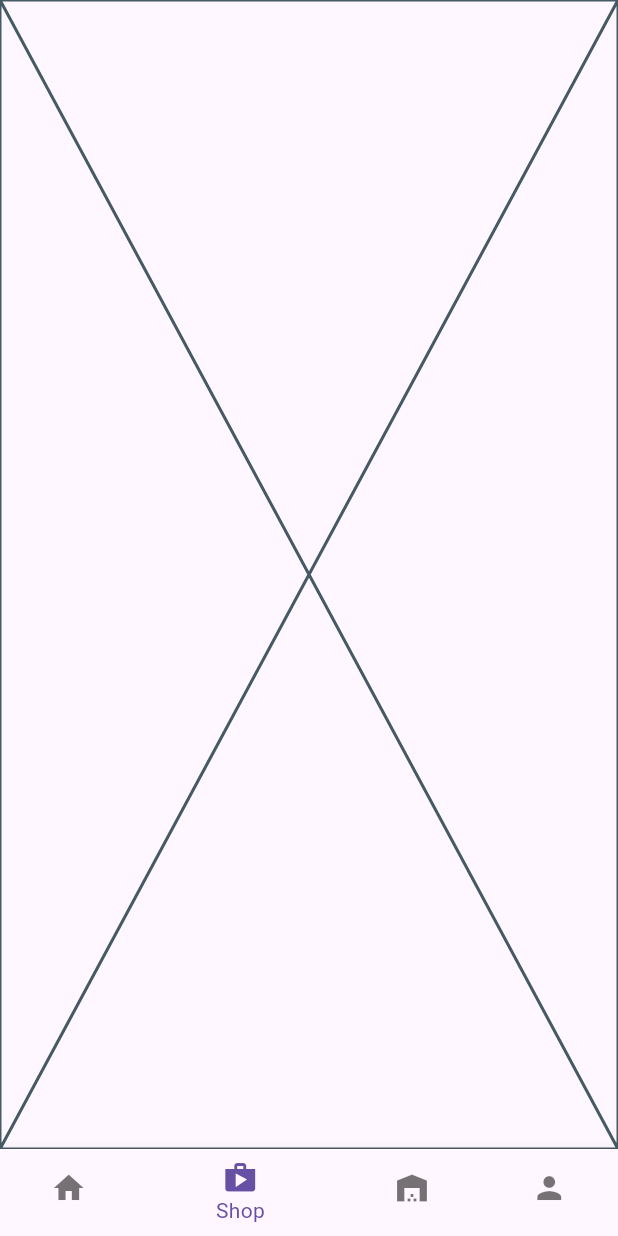
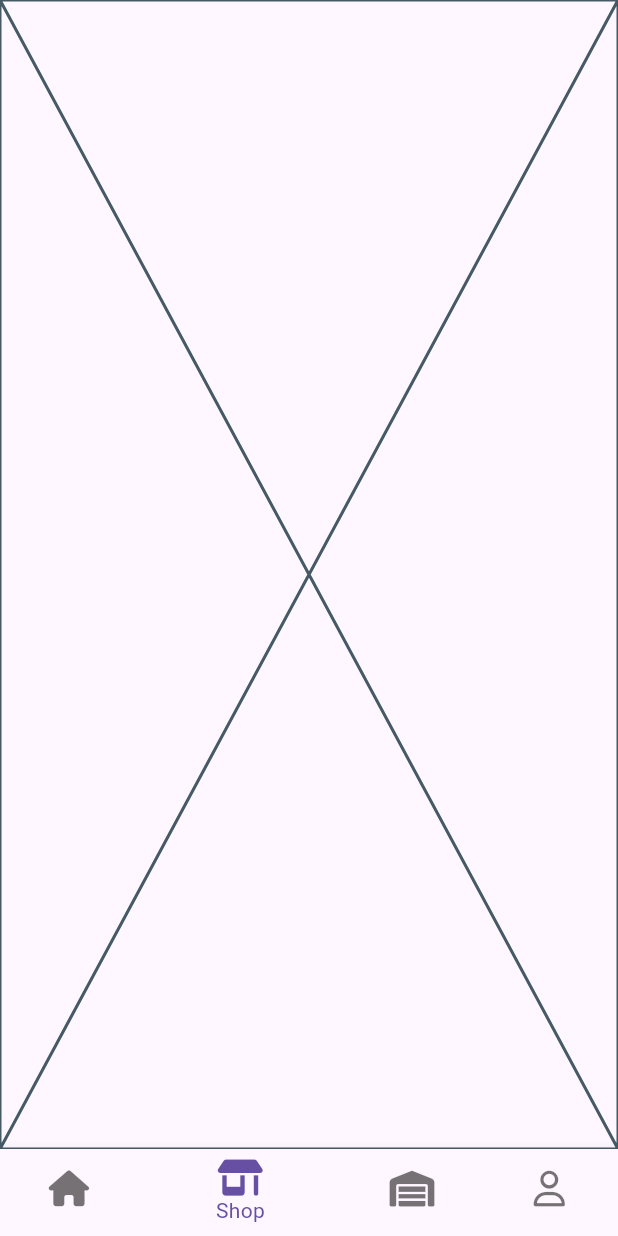
Before and after one commit to kuloud/e_commerce_app, a Flutter app: the screen it shows after launch, item 2 of the bottom bar chosen, on a phone screen of 412 x 824 dp. Run offline on Flutter 3.47's test engine with Material 3 defaults, Android fonts, the light colour scheme and no system bars; our stand-ins replace card_swiper, dio, fluttertoast, font_awesome_flutter, get_it, google_sign_in and 3 more; network calls fail; Roboto replaces fonts that are missing (gillSans).

Commit message:
add font_awesome_flutter

```diff
--- a/lib/app.dart
+++ b/lib/app.dart
@@ -3,7 +3,6 @@
 import 'package:e_commerce_app/pages/index/index_page.dart';
 import 'package:e_commerce_app/routes.dart';
 import 'package:e_commerce_app/styles/common_styles.dart';
-import 'package:firebase_analytics/firebase_analytics.dart';
 import 'package:flutter/material.dart';
 
 class MyApp extends StatefulWidget {
@@ -14,15 +13,15 @@
 }
 
 class _MyAppState extends State<MyApp> with WidgetsBindingObserver {
-  static final FirebaseAnalytics _analytics = FirebaseAnalytics.instance;
-  static final FirebaseAnalyticsObserver _analyticsObserver =
-      FirebaseAnalyticsObserver(analytics: _analytics);
+  // static final FirebaseAnalytics _analytics = FirebaseAnalytics.instance;
+  // static final FirebaseAnalyticsObserver _analyticsObserver =
+  //     FirebaseAnalyticsObserver(analytics: _analytics);
 
   @override
   Widget build(BuildContext context) {
     return MaterialApp(
       navigatorKey: navigatorKey,
-      navigatorObservers: [_analyticsObserver],
+      // navigatorObservers: [_analyticsObserver],
       localizationsDelegates: const [
         S.delegate,
       ],
--- a/lib/main.dart
+++ b/lib/main.dart
@@ -10,6 +10,9 @@
 
 Future<void> _init() async {
   // 组件初始化操作
+  // await Firebase.initializeApp(
+  //   options: DefaultFirebaseOptions.currentPlatform,
+  // );
 }
 
 class MainApp extends StatelessWidget {
--- a/lib/pages/index/index_page.dart
+++ b/lib/pages/index/index_page.dart
@@ -4,6 +4,7 @@
 import 'package:e_commerce_app/pages/index/shop/shop_page.dart';
 import 'package:e_commerce_app/pages/index/warehouse/warehouse_page.dart';
 import 'package:flutter/material.dart';
+import 'package:font_awesome_flutter/font_awesome_flutter.dart';
 
 class IndexPage extends StatefulWidget {
   const IndexPage({super.key});
@@ -26,19 +27,19 @@
 
   final List<BottomNavigationBarItem> _barItems = [
     BottomNavigationBarItem(
-      icon: const Icon(Icons.home),
+      icon: const FaIcon(FontAwesomeIcons.house),
       label: S.current.tabBarHome,
     ),
     BottomNavigationBarItem(
-      icon: const Icon(Icons.shop),
+      icon: const FaIcon(FontAwesomeIcons.shop),
       label: S.current.tabBarShop,
     ),
     BottomNavigationBarItem(
-      icon: const Icon(Icons.warehouse),
+      icon: const FaIcon(FontAwesomeIcons.warehouse),
       label: S.current.tabBarWarehouse,
     ),
     BottomNavigationBarItem(
-      icon: const Icon(Icons.person),
+      icon: const FaIcon(FontAwesomeIcons.user),
       label: S.current.tabBarMe,
     ),
   ];
--- a/lib/utils/tracker.dart
+++ b/lib/utils/tracker.dart
@@ -1,10 +1,9 @@
 import 'package:e_commerce_app/config/env.dart';
-import 'package:firebase_analytics/firebase_analytics.dart';
 import 'package:get_it/get_it.dart';
 import 'package:shared_preferences/shared_preferences.dart';
 
 class Tracker {
-  static final FirebaseAnalytics _analytics = FirebaseAnalytics.instance;
+  // static final FirebaseAnalytics _analytics = FirebaseAnalytics.instance;
   final _shared = GetIt.instance.get<SharedPreferences>();
 
   trackEvent({required String eventId, Map<String, Object?>? parameters}) {
@@ -19,7 +18,7 @@
       };
 
       try {
-        _analytics.logEvent(name: eventId, parameters: parametersMap);
+        // _analytics.logEvent(name: eventId, parameters: parametersMap);
         // ignore: empty_catches
       } catch (e) {}
     } catch (e) {
--- a/pubspec.yaml
+++ b/pubspec.yaml
@@ -13,6 +13,7 @@
   flutter:
     sdk: flutter
   fluttertoast: ^8.2.4
+  font_awesome_flutter: ^10.7.0
   get_it: ^7.6.7
   google_sign_in: ^6.2.1
   injectable: ^2.3.2
```
Also changed, not shown: pubspec.lock, 1 other file.
